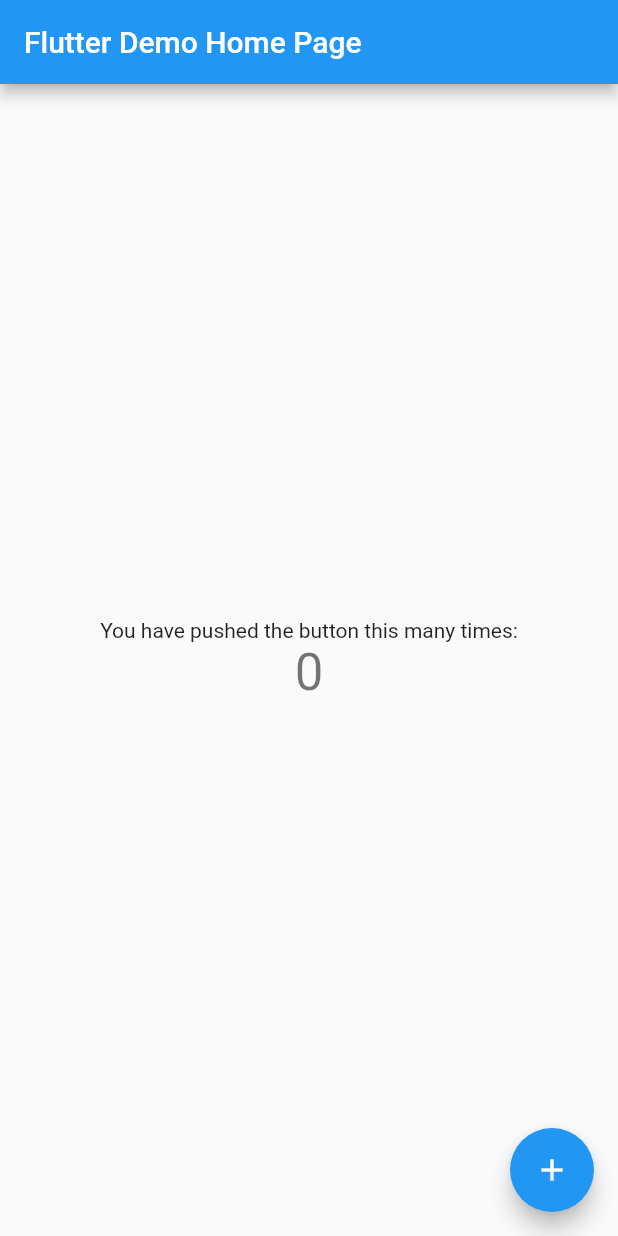
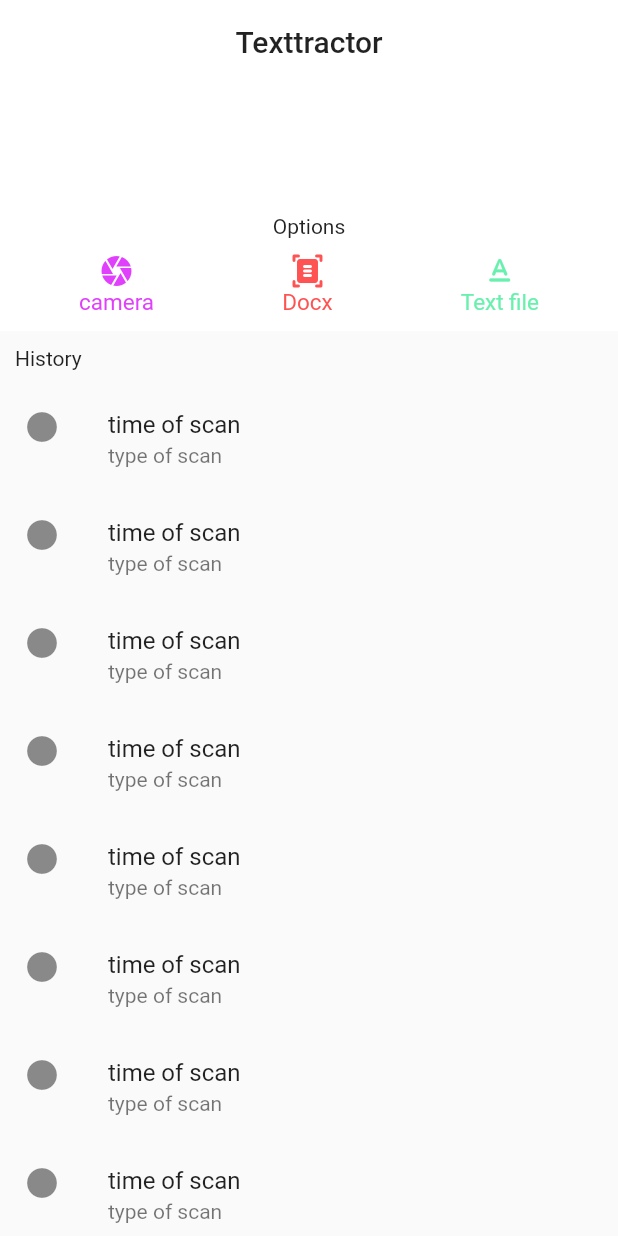
Before and after one commit to botdenoms/texttractor, a Flutter app: the screen it shows after launch, on a phone screen of 412 x 824 dp. Run offline on Flutter 3.47's test engine with Material 2 defaults, Android fonts, the phone set to English and light mode, and no system bars.

Commit message:
base ui structure design

```diff
--- a/lib/main.dart
+++ b/lib/main.dart
@@ -1,4 +1,6 @@
 import 'package:flutter/material.dart';
+
+import './widgets/widgets.dart';
 
 void main() {
   runApp(const MyApp());
@@ -7,109 +9,96 @@ void main() {
 class MyApp extends StatelessWidget {
   const MyApp({Key? key}) : super(key: key);
 
-  // This widget is the root of your application.
   @override
   Widget build(BuildContext context) {
-    return MaterialApp(
-      title: 'Flutter Demo',
-      theme: ThemeData(
-        // This is the theme of your application.
-        //
-        // Try running your application with "flutter run". You'll see the
-        // application has a blue toolbar. Then, without quitting the app, try
-        // changing the primarySwatch below to Colors.green and then invoke
-        // "hot reload" (press "r" in the console where you ran "flutter run",
-        // or simply save your changes to "hot reload" in a Flutter IDE).
-        // Notice that the counter didn't reset back to zero; the application
-        // is not restarted.
-        primarySwatch: Colors.blue,
-      ),
-      home: const MyHomePage(title: 'Flutter Demo Home Page'),
+    return const MaterialApp(
+      debugShowCheckedModeBanner: false,
+      home: HomePage(),
     );
   }
 }
 
-class MyHomePage extends StatefulWidget {
-  const MyHomePage({Key? key, required this.title}) : super(key: key);
-
-  // This widget is the home page of your application. It is stateful, meaning
-  // that it has a State object (defined below) that contains fields that affect
-  // how it looks.
-
-  // This class is the configuration for the state. It holds the values (in this
-  // case the title) provided by the parent (in this case the App widget) and
-  // used by the build method of the State. Fields in a Widget subclass are
-  // always marked "final".
-
-  final String title;
+class HomePage extends StatefulWidget {
+  const HomePage({Key? key}) : super(key: key);
 
   @override
-  State<MyHomePage> createState() => _MyHomePageState();
+  State<HomePage> createState() => _HomePageState();
 }
 
-class _MyHomePageState extends State<MyHomePage> {
-  int _counter = 0;
-
-  void _incrementCounter() {
-    setState(() {
-      // This call to setState tells the Flutter framework that something has
-      // changed in this State, which causes it to rerun the build method below
-      // so that the display can reflect the updated values. If we changed
-      // _counter without calling setState(), then the build method would not be
-      // called again, and so nothing would appear to happen.
-      _counter++;
-    });
-  }
-
+class _HomePageState extends State<HomePage> {
   @override
   Widget build(BuildContext context) {
-    // This method is rerun every time setState is called, for instance as done
-    // by the _incrementCounter method above.
-    //
-    // The Flutter framework has been optimized to make rerunning build methods
-    // fast, so that you can just rebuild anything that needs updating rather
-    // than having to individually change instances of widgets.
+    Size screen = MediaQuery.of(context).size;
     return Scaffold(
-      appBar: AppBar(
-        // Here we take the value from the MyHomePage object that was created by
-        // the App.build method, and use it to set our appbar title.
-        title: Text(widget.title),
+      body: CustomScrollView(
+        slivers: [
+          SliverAppBar(
+            floating: true,
+            elevation: 1,
+            backgroundColor: Colors.white,
+            centerTitle: true,
+            title: const Text(
+              'Texttractor',
+              style: TextStyle(
+                fontSize: 20,
+                fontWeight: FontWeight.w500,
+                color: Colors.black87,
               ),
-      body: Center(
-        // Center is a layout widget. It takes a single child and positions it
-        // in the middle of the parent.
+            ),
+            bottom: PreferredSize(
+              preferredSize: Size(
+                screen.width,
+                screen.height * .2,
+              ),
+              child: Padding(
+                padding: const EdgeInsets.symmetric(horizontal: 10.0),
                 child: Column(
-          // Column is also a layout widget. It takes a list of children and
-          // arranges them vertically. By default, it sizes itself to fit its
-          // children horizontally, and tries to be as tall as its parent.
-          //
-          // Invoke "debug painting" (press "p" in the console, choose the
-          // "Toggle Debug Paint" action from the Flutter Inspector in Android
-          // Studio, or the "Toggle Debug Paint" command in Visual Studio Code)
-          // to see the wireframe for each widget.
-          //
-          // Column has various properties to control how it sizes itself and
-          // how it positions its children. Here we use mainAxisAlignment to
-          // center the children vertically; the main axis here is the vertical
-          // axis because Columns are vertical (the cross axis would be
-          // horizontal).
-          mainAxisAlignment: MainAxisAlignment.center,
-          children: <Widget>[
-            const Text(
-              'You have pushed the button this many times:',
+                  children: [
+                    const Text('Options'),
+                    Row(
+                      mainAxisAlignment: MainAxisAlignment.spaceAround,
+                      children: [
+                        OptionsCard(
+                          title: 'camera',
+                          icon: Icons.camera,
+                          color: Colors.purpleAccent,
+                          function: () {},
                         ),
-            Text(
-              '$_counter',
-              style: Theme.of(context).textTheme.headline4,
+                        OptionsCard(
+                          title: 'Docx',
+                          icon: Icons.document_scanner_rounded,
+                          color: Colors.redAccent,
+                          function: () {},
+                        ),
+                        OptionsCard(
+                          title: 'Text file',
+                          icon: Icons.text_format_rounded,
+                          color: Colors.greenAccent,
+                          function: () {},
+                        ),
+                      ],
                     ),
                   ],
                 ),
               ),
-      floatingActionButton: FloatingActionButton(
-        onPressed: _incrementCounter,
-        tooltip: 'Increment',
-        child: const Icon(Icons.add),
-      ), // This trailing comma makes auto-formatting nicer for build methods.
+            ),
+          ),
+          const SliverToBoxAdapter(
+            child: Padding(
+              padding: EdgeInsets.all(10.0),
+              child: Text('History'),
+            ),
+          ),
+          SliverList(
+            delegate: SliverChildBuilderDelegate(
+              (_, int index) {
+                return const HistoryCard();
+              },
+              childCount: 20,
+            ),
+          )
+        ],
+      ),
     );
   }
 }
--- /dev/null
+++ b/lib/widgets/history_card.dart
@@ -0,0 +1,14 @@
+import 'package:flutter/material.dart';
+
+class HistoryCard extends StatelessWidget {
+  const HistoryCard({Key? key}) : super(key: key);
+
+  @override
+  Widget build(BuildContext context) {
+    return const ListTile(
+      leading: Icon(Icons.circle_rounded),
+      title: Text('time of scan'),
+      subtitle: Text('type of scan'),
+    );
+  }
+}
--- /dev/null
+++ b/lib/widgets/option_card.dart
@@ -0,0 +1,44 @@
+import 'package:flutter/material.dart';
+
+class OptionsCard extends StatelessWidget {
+  const OptionsCard({
+    Key? key,
+    required this.title,
+    required this.icon,
+    required this.color,
+    required this.function,
+  }) : super(key: key);
+  final String title;
+  final IconData icon;
+  final Color color;
+  final Function function;
+
+  @override
+  Widget build(BuildContext context) {
+    return GestureDetector(
+      onTap: () {
+        function();
+      },
+      child: Padding(
+        padding: const EdgeInsets.all(
+          10.0,
+        ),
+        child: Column(
+          children: [
+            Icon(
+              icon,
+              color: color,
+            ),
+            Text(
+              title,
+              style: TextStyle(
+                fontSize: 15.0,
+                color: color,
+              ),
+            ),
+          ],
+        ),
+      ),
+    );
+  }
+}
--- /dev/null
+++ b/lib/widgets/widgets.dart
@@ -0,0 +1,2 @@
+export 'option_card.dart';
+export 'history_card.dart';
--- a/pubspec.yaml
+++ b/pubspec.yaml
@@ -35,6 +35,7 @@ dependencies:
   # Use with the CupertinoIcons class for iOS style icons.
   cupertino_icons: ^1.0.2
   camera: ^0.10.0+4
+  # tesseract_ocr: ^0.3.1
 
 dev_dependencies:
   flutter_test:
@@ -60,8 +61,8 @@ flutter:
 
   # To add assets to your application, add an assets section, like this:
   # assets:
-  #   - images/a_dot_burr.jpeg
-  #   - images/a_dot_ham.jpeg
+  #   - assets/
+  #   - assets/tessdata/
 
   # An image asset can refer to one or more resolution-specific "variants", see
   # https://flutter.dev/assets-and-images/#resolution-aware
```
Lines whose indentation alone changed are shown as unchanged.
